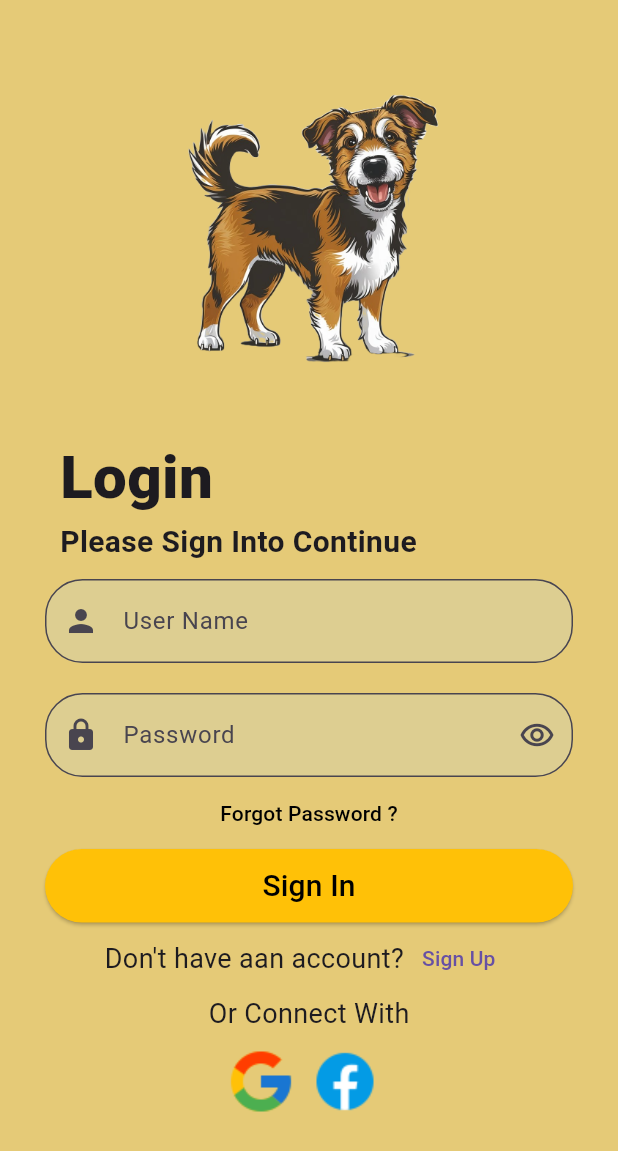
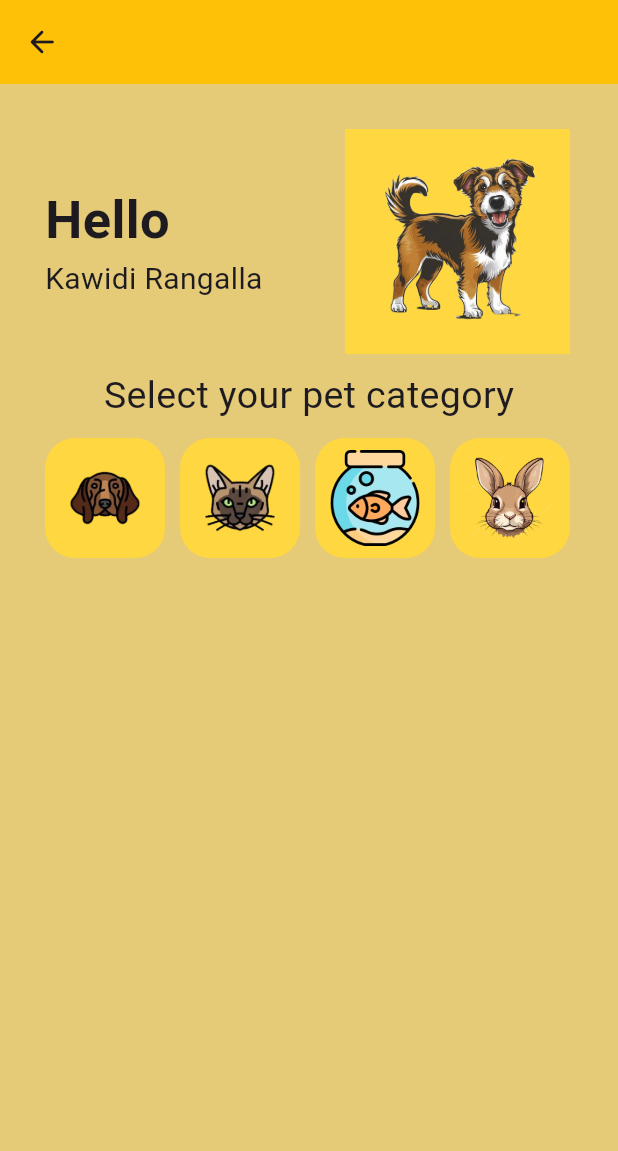
Before and after one commit to Dileesha-Lakshan07/capstone_project, a Flutter app: the screen it shows after launch, on a phone screen of 412 x 824 dp. Shown: the top 1151 px of the screen. Run offline on Flutter 3.47's test engine with Material 3 defaults, Android fonts, the phone set to English and light mode, and no system bars.

Commit message:
Add petRegistration file and make it with functionalities.

```diff
--- a/dileesha/frontend/lib/main.dart
+++ b/dileesha/frontend/lib/main.dart
@@ -1,4 +1,5 @@
 import 'package:flutter/material.dart';
+import 'package:frontend/petRegistration.dart';
 import 'login.dart';
 
 void main(){
@@ -12,7 +13,7 @@ class MyApp extends StatelessWidget {
   Widget build(BuildContext context) {
     return const MaterialApp(
       title: "my app",
-      home: login(),
+      home: petRegistration(),
     );
   }
 }
--- /dev/null
+++ b/dileesha/frontend/lib/petRegistration.dart
@@ -0,0 +1,101 @@
+import 'package:flutter/material.dart';
+
+class petRegistration extends StatefulWidget {
+  const petRegistration({super.key});
+
+  @override
+  State<petRegistration> createState() => _petRegistrationState();
+}
+
+class _petRegistrationState extends State<petRegistration> {
+  @override
+  Widget build(BuildContext context) {
+    return SafeArea(child: Scaffold(
+      backgroundColor: Color.fromRGBO(229, 202, 119, 30),
+      appBar: AppBar(
+          backgroundColor: Colors.amber,
+          leading: IconButton(onPressed: () {}, icon: Icon(Icons.arrow_back_rounded),)
+      ),
+      body: SingleChildScrollView(
+        padding: const EdgeInsets.all(30), // Optional
+        child: Column(
+          children: <Widget>[
+            _userDetail(),
+            _petCategory(),
+          ],
+        ),
+      ),
+    ),
+    );
+  }
+
+  _userDetail() {
+    return Row(
+      children: [
+        Column(
+          crossAxisAlignment: CrossAxisAlignment.start,
+          children:
+          [Text("Hello",textAlign:TextAlign.left,style:TextStyle(fontSize: 35,fontWeight: FontWeight.bold),),
+            Text("Kawidi Rangalla",textAlign:TextAlign.left,style: TextStyle(fontSize: 20,),)],
+        ),
+        SizedBox(width: 55,),
+        Container(color: Colors.amberAccent,
+          child: Image(image: AssetImage("assets/loginAndSignin/signin.png"),
+            width: 150,
+            height: 150,),
+        ),
+      ],
+    );
+  }
+
+  _petCategory(){
+    return Column(
+      children: <Widget>[
+        SizedBox(height: 10,),
+        Text("Select your pet category",style:TextStyle(fontSize: 25,),),
+        SizedBox(height: 10,),
+        Row(children: [
+          Container(
+            decoration: BoxDecoration(
+              borderRadius: BorderRadius.circular(20),
+              color: Colors.amberAccent,
+            ),
+            child: IconButton(onPressed: (){}, icon: Image(image: AssetImage("assets/userProfile/dog.png")),),
+            width: 80,
+            height: 80,
+          ),
+          SizedBox(width: 10,),
+          Container(decoration: BoxDecoration(
+            borderRadius: BorderRadius.circular(20),
+            color: Colors.amberAccent,
+          ),
+            child: IconButton(onPressed: (){}, icon: Image(image: AssetImage("assets/userProfile/cat.png"),),),
+            width: 80,
+            height: 80,
+          ),
+          SizedBox(width: 10,),
+          Container(decoration: BoxDecoration(
+            borderRadius: BorderRadius.circular(20),
+            color: Colors.amberAccent,
+          ),
+            child: IconButton(onPressed: (){}, icon: Image(image: AssetImage("assets/userProfile/fish.png"),),),
+            width: 80,
+            height: 80,
+          ),
+          SizedBox(width: 10,),
+          Container(decoration: BoxDecoration(
+            borderRadius: BorderRadius.circular(20),
+            color: Colors.amberAccent,
+          ),
+            child: IconButton(onPressed: (){}, icon: Image(image: AssetImage("assets/userProfile/rabbit.png"),),),
+            width: 80,
+            height: 80,
+          ),
+
+        ]),
+        SizedBox(height: 20,),
+      ],
+    );
+  }
+
+}
--- a/dileesha/frontend/pubspec.yaml
+++ b/dileesha/frontend/pubspec.yaml
@@ -63,6 +63,10 @@ flutter:
      - assets/loginAndSignin/signin.png
      - assets/loginAndSignin/google.png
      - assets/loginAndSignin/facebook.png
+     - assets/userProfile/cat.png
+     - assets/userProfile/dog.png
+     - assets/userProfile/fish.png
+     - assets/userProfile/rabbit.png
 
   # An image asset can refer to one or more resolution-specific "variants", see
   # https://flutter.dev/assets-and-images/#resolution-aware
```
Also changed, not shown: dileesha/frontend/assets/userProfile/cat.png (added), dileesha/frontend/assets/userProfile/dog.png (added), dileesha/frontend/assets/userProfile/fish.png (added), dileesha/frontend/assets/userProfile/rabbit.png (added).
